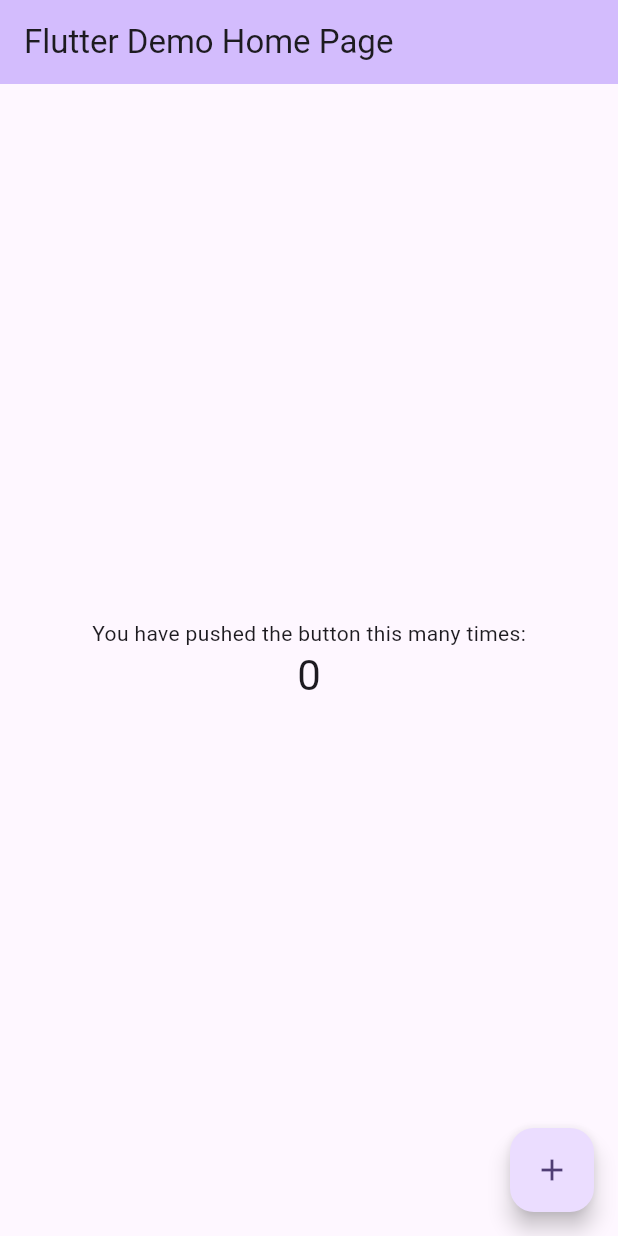
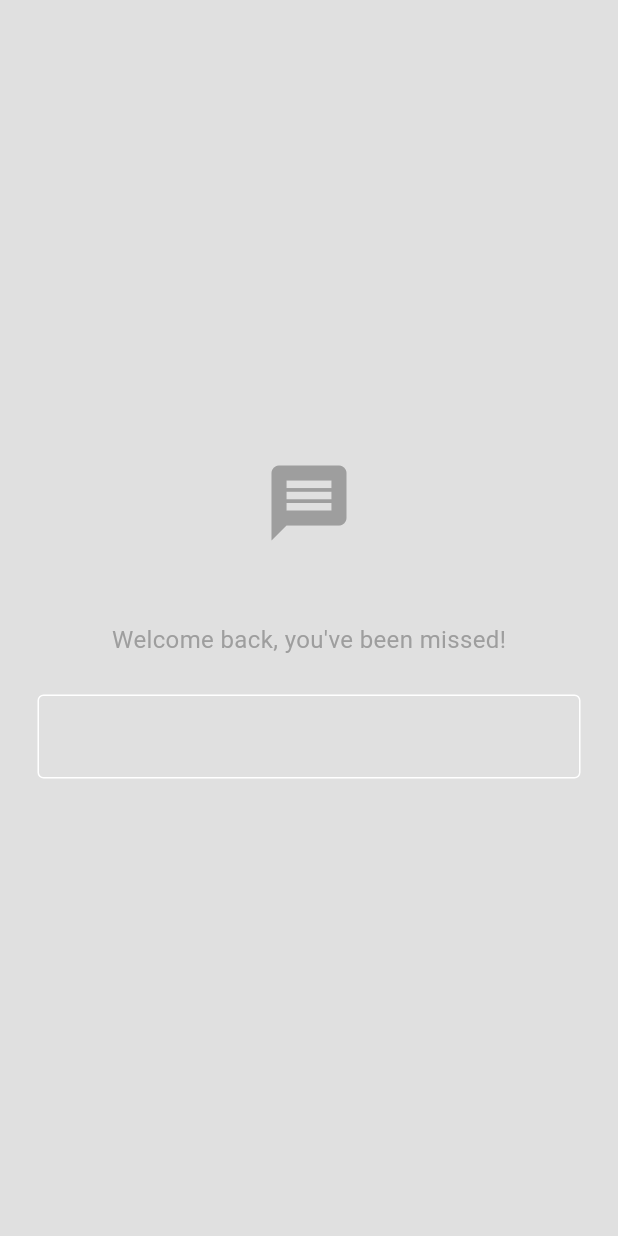
Before and after one commit to theocsav/chat_app, a Flutter app: the screen it shows after launch, on a phone screen of 412 x 824 dp. Run offline on Flutter 3.47's test engine with Material 3 defaults, Android fonts, the phone set to English and light mode, and no system bars.

Commit message:
Light theme, textfield

```diff
--- /dev/null
+++ b/lib/components/my_textfield.dart
@@ -0,0 +1,22 @@
+import 'package:flutter/material.dart';
+
+class MyTextField extends StatelessWidget {
+  const MyTextField({super.key});
+
+  @override
+  Widget build(BuildContext context) {
+    return Padding(
+      padding: const EdgeInsets.symmetric(horizontal: 25.0),
+      child: TextField(
+        decoration: InputDecoration(
+          enabledBorder: OutlineInputBorder(
+            borderSide: BorderSide(color: Theme.of(context).colorScheme.tertiary),
+          ),
+          focusedBorder: OutlineInputBorder(
+            borderSide: BorderSide(color: Theme.of(context).colorScheme.primary),
+          ),
+        ),
+      ),
+    );
+  }
+}
--- a/lib/main.dart
+++ b/lib/main.dart
@@ -1,125 +1,21 @@
+import 'theme/light_mode.dart';
 import 'package:flutter/material.dart';
+import 'pages/login_page.dart';
 
 void main() {
   runApp(const MyApp());
 }
 
+
 class MyApp extends StatelessWidget {
   const MyApp({super.key});
 
-  // This widget is the root of your application.
   @override
   Widget build(BuildContext context) {
     return MaterialApp(
-      title: 'Flutter Demo',
-      theme: ThemeData(
-        // This is the theme of your application.
-        //
-        // TRY THIS: Try running your application with "flutter run". You'll see
-        // the application has a purple toolbar. Then, without quitting the app,
-        // try changing the seedColor in the colorScheme below to Colors.green
-        // and then invoke "hot reload" (save your changes or press the "hot
-        // reload" button in a Flutter-supported IDE, or press "r" if you used
-        // the command line to start the app).
-        //
-        // Notice that the counter didn't reset back to zero; the application
-        // state is not lost during the reload. To reset the state, use hot
-        // restart instead.
-        //
-        // This works for code too, not just values: Most code changes can be
-        // tested with just a hot reload.
-        colorScheme: ColorScheme.fromSeed(seedColor: Colors.deepPurple),
-        useMaterial3: true,
-      ),
-      home: const MyHomePage(title: 'Flutter Demo Home Page'),
-    );
+      debugShowCheckedModeBanner: false,
+      home: LoginPage(),
+      theme: lightMode,
+      );
   }
 }
-
-class MyHomePage extends StatefulWidget {
-  const MyHomePage({super.key, required this.title});
-
-  // This widget is the home page of your application. It is stateful, meaning
-  // that it has a State object (defined below) that contains fields that affect
-  // how it looks.
-
-  // This class is the configuration for the state. It holds the values (in this
-  // case the title) provided by the parent (in this case the App widget) and
-  // used by the build method of the State. Fields in a Widget subclass are
-  // always marked "final".
-
-  final String title;
-
-  @override
-  State<MyHomePage> createState() => _MyHomePageState();
-}
-
-class _MyHomePageState extends State<MyHomePage> {
-  int _counter = 0;
-
-  void _incrementCounter() {
-    setState(() {
-      // This call to setState tells the Flutter framework that something has
-      // changed in this State, which causes it to rerun the build method below
-      // so that the display can reflect the updated values. If we changed
-      // _counter without calling setState(), then the build method would not be
-      // called again, and so nothing would appear to happen.
-      _counter++;
-    });
-  }
-
-  @override
-  Widget build(BuildContext context) {
-    // This method is rerun every time setState is called, for instance as done
-    // by the _incrementCounter method above.
-    //
-    // The Flutter framework has been optimized to make rerunning build methods
-    // fast, so that you can just rebuild anything that needs updating rather
-    // than having to individually change instances of widgets.
-    return Scaffold(
-      appBar: AppBar(
-        // TRY THIS: Try changing the color here to a specific color (to
-        // Colors.amber, perhaps?) and trigger a hot reload to see the AppBar
-        // change color while the other colors stay the same.
-        backgroundColor: Theme.of(context).colorScheme.inversePrimary,
-        // Here we take the value from the MyHomePage object that was created by
-        // the App.build method, and use it to set our appbar title.
-        title: Text(widget.title),
-      ),
-      body: Center(
-        // Center is a layout widget. It takes a single child and positions it
-        // in the middle of the parent.
-        child: Column(
-          // Column is also a layout widget. It takes a list of children and
-          // arranges them vertically. By default, it sizes itself to fit its
-          // children horizontally, and tries to be as tall as its parent.
-          //
-          // Column has various properties to control how it sizes itself and
-          // how it positions its children. Here we use mainAxisAlignment to
-          // center the children vertically; the main axis here is the vertical
-          // axis because Columns are vertical (the cross axis would be
-          // horizontal).
-          //
-          // TRY THIS: Invoke "debug painting" (choose the "Toggle Debug Paint"
-          // action in the IDE, or press "p" in the console), to see the
-          // wireframe for each widget.
-          mainAxisAlignment: MainAxisAlignment.center,
-          children: <Widget>[
-            const Text(
-              'You have pushed the button this many times:',
-            ),
-            Text(
-              '$_counter',
-              style: Theme.of(context).textTheme.headlineMedium,
-            ),
-          ],
-        ),
-      ),
-      floatingActionButton: FloatingActionButton(
-        onPressed: _incrementCounter,
-        tooltip: 'Increment',
-        child: const Icon(Icons.add),
-      ), // This trailing comma makes auto-formatting nicer for build methods.
-    );
-  }
-}
--- /dev/null
+++ b/lib/pages/login_page.dart
@@ -0,0 +1,44 @@
+import 'package:chat_app/components/my_textfield.dart';
+import 'package:flutter/material.dart';
+
+class LoginPage extends StatelessWidget {
+  const LoginPage({super.key});
+
+  @override
+  Widget build(BuildContext context) {
+    return Scaffold(
+      backgroundColor: Theme.of(context).colorScheme.surface,
+      body: Center(
+        child: Column(
+          mainAxisAlignment: MainAxisAlignment.center,
+          children: [
+            //logo
+            Icon(
+              Icons.message,
+              size: 60,
+              color: Theme.of(context).colorScheme.primary,
+              ),
+
+            const SizedBox(height: 50),
+            // welcome back msg
+            Text("Welcome back, you've been missed!",
+            style: TextStyle(
+              color: Theme.of(context).colorScheme.primary,
+              fontSize: 16,
+              ),
+            ),
+
+            const SizedBox(height: 25),
+            // email textfield
+            MyTextField()
+            //pw textfield
+
+            //login button
+
+            //register now button
+          ],
+        ),
+      ),
+    );
+  }
+}
--- /dev/null
+++ b/lib/theme/light_mode.dart
@@ -0,0 +1,11 @@
+import 'package:flutter/material.dart';
+
+ThemeData lightMode = ThemeData(
+  colorScheme: ColorScheme.light(
+    surface: Colors.grey.shade300,
+    primary: Colors.grey.shade500,
+    secondary: Colors.grey.shade200,
+    tertiary: Colors.white,
+    inversePrimary: Colors.grey.shade900,
+  ),
+);
```
Also changed, not shown: lib/theme/dark_mode.dart (added).
